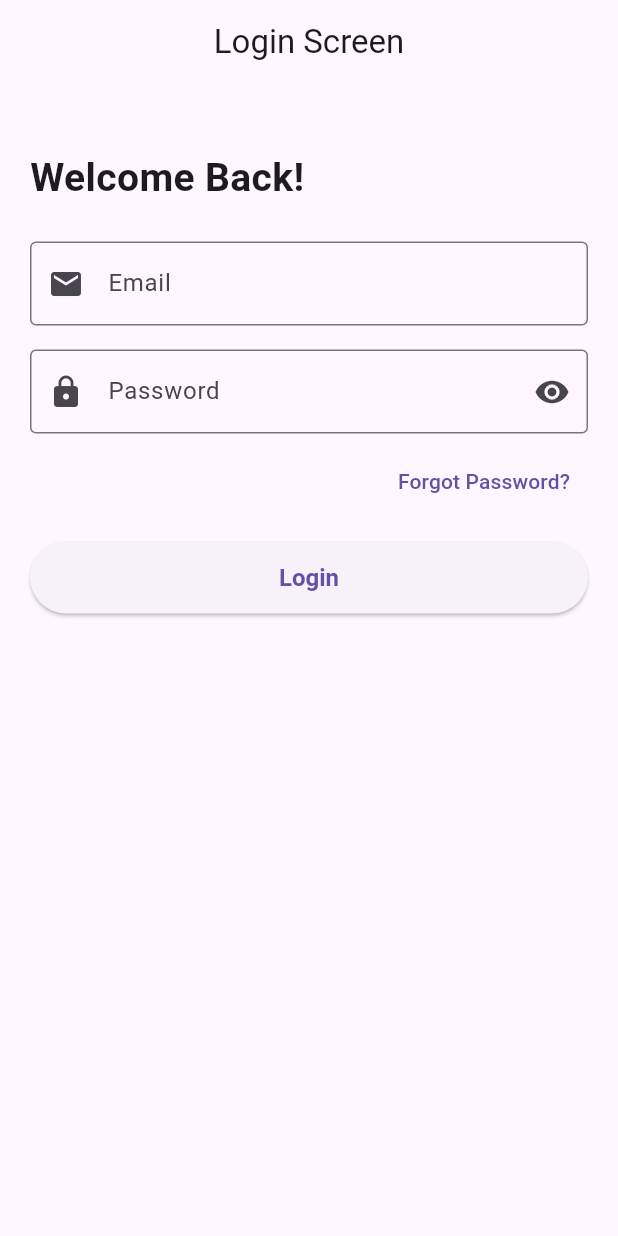
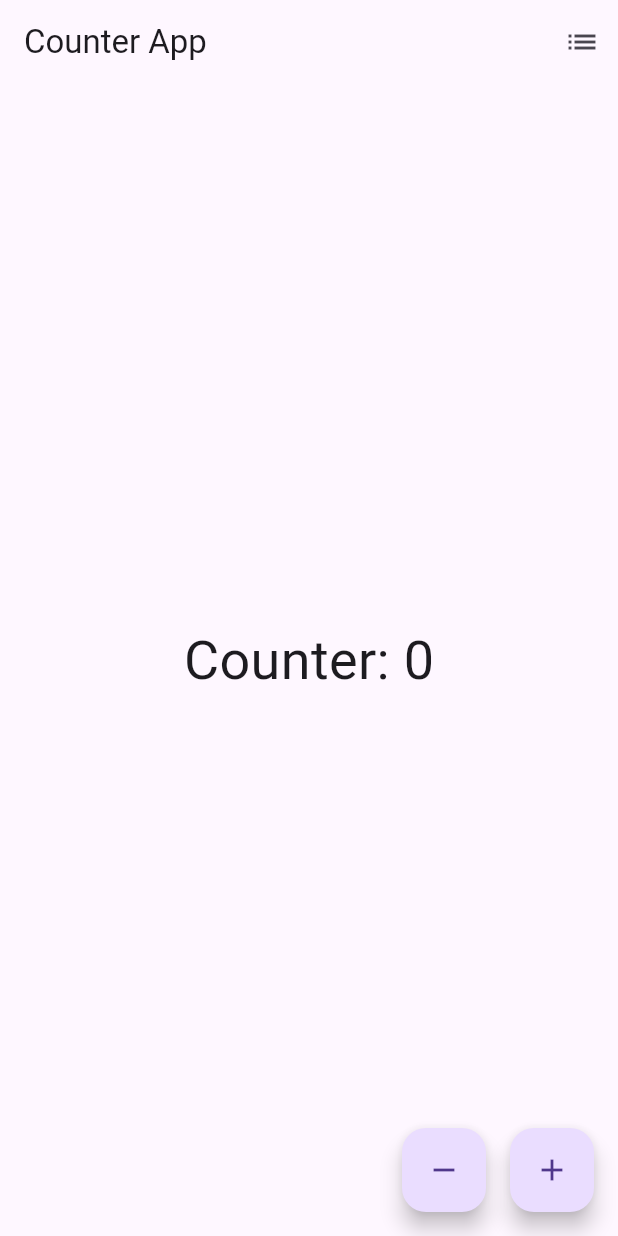
Before and after one commit to asrarehman24/todoapp, a Flutter app: the screen it shows after launch, on a phone screen of 412 x 824 dp. Run offline on Flutter 3.47's test engine with Material 3 defaults, Android fonts, the phone set to English and light mode, and no system bars; our stand-ins replace shared_preferences.

Commit message:
Week 2: Add Counter app with persistent storage and simple Todo list

```diff
--- a/lib/main.dart
+++ b/lib/main.dart
@@ -1,5 +1,6 @@
 import 'package:flutter/material.dart';
-import 'screens/login_screen.dart';
+import 'screens/counter_screen.dart';
+import 'screens/todo_screen.dart';
 
 void main() {
   runApp(const MyApp());
@@ -11,10 +12,10 @@ class MyApp extends StatelessWidget {
   @override
   Widget build(BuildContext context) {
     return MaterialApp(
-      title: 'Simple Login Demo',
-      debugShowCheckedModeBanner: false,
+      title: 'Week 2 - Data Management',
       theme: ThemeData(primarySwatch: Colors.blue),
-      home: const LoginScreen(),
+      home: const CounterScreen(), // Start with Counter app
+      routes: {'/todo': (context) => const TodoScreen()},
     );
   }
 }
--- /dev/null
+++ b/lib/screens/counter_screen.dart
@@ -0,0 +1,83 @@
+import 'package:flutter/material.dart';
+import 'package:shared_preferences/shared_preferences.dart';
+
+class CounterScreen extends StatefulWidget {
+  const CounterScreen({super.key});
+
+  @override
+  State<CounterScreen> createState() => _CounterScreenState();
+}
+
+class _CounterScreenState extends State<CounterScreen> {
+  int _counter = 0;
+
+  @override
+  void initState() {
+    super.initState();
+    _loadCounter();
+  }
+
+  // Load counter from SharedPreferences
+  Future<void> _loadCounter() async {
+    SharedPreferences prefs = await SharedPreferences.getInstance();
+    setState(() {
+      _counter = prefs.getInt('counter') ?? 0;
+    });
+  }
+
+  // Save counter to SharedPreferences
+  Future<void> _saveCounter() async {
+    SharedPreferences prefs = await SharedPreferences.getInstance();
+    await prefs.setInt('counter', _counter);
+  }
+
+  void _increment() {
+    setState(() {
+      _counter++;
+    });
+    _saveCounter();
+  }
+
+  void _decrement() {
+    setState(() {
+      _counter--;
+    });
+    _saveCounter();
+  }
+
+  @override
+  Widget build(BuildContext context) {
+    return Scaffold(
+      appBar: AppBar(
+        title: const Text('Counter App'),
+        actions: [
+          IconButton(
+            icon: const Icon(Icons.list),
+            onPressed: () {
+              Navigator.pushNamed(context, '/todo');
+            },
+          ),
+        ],
+      ),
+      body: Center(
+        child: Text('Counter: $_counter', style: const TextStyle(fontSize: 36)),
+      ),
+      floatingActionButton: Row(
+        mainAxisAlignment: MainAxisAlignment.end,
+        children: [
+          FloatingActionButton(
+            onPressed: _decrement,
+            heroTag: 'dec',
+            child: const Icon(Icons.remove),
+          ),
+          const SizedBox(width: 16),
+          FloatingActionButton(
+            onPressed: _increment,
+            heroTag: 'inc',
+            child: const Icon(Icons.add),
+          ),
+        ],
+      ),
+    );
+  }
+}
--- a/pubspec.yaml
+++ b/pubspec.yaml
@@ -30,6 +30,7 @@ environment:
 dependencies:
   flutter:
     sdk: flutter
+  shared_preferences: ^2.1.1
 
   # The following adds the Cupertino Icons font to your application.
   # Use with the CupertinoIcons class for iOS style icons.
```
Also changed, not shown: lib/screens/todo_screen.dart (added, +80 -0 lines), pubspec.lock, 1 other file.
